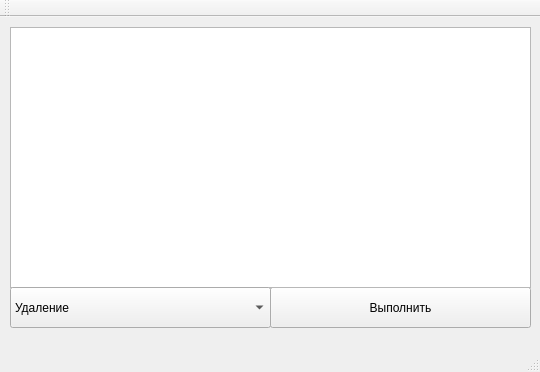
Old version of the form untitled/mainwindow.ui in the repository DaYmiHn/magaz_lubkin.
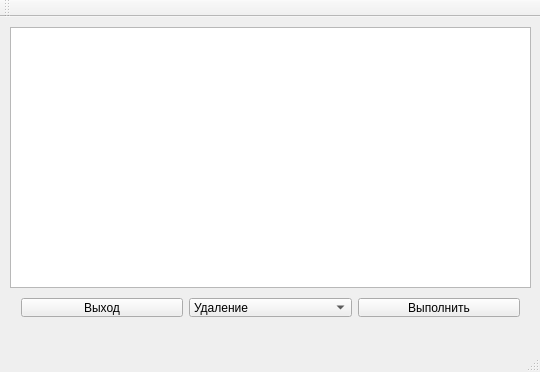
New version of the form. The open tabs and pages were chosen to show the change.

The edit to the form file:
```diff
--- a/untitled/mainwindow.ui
+++ b/untitled/mainwindow.ui
@@ -83,19 +83,6 @@
      </widget>
     </widget>
     <widget class="QWidget" name="sell">
-     <widget class="QPushButton" name="pushButton_9">
-      <property name="geometry">
-       <rect>
-        <x>270</x>
-        <y>270</y>
-        <width>261</width>
-        <height>41</height>
-       </rect>
-      </property>
-      <property name="text">
-       <string>Выполнить</string>
-      </property>
-     </widget>
      <widget class="QTableWidget" name="tableWidget_3">
       <property name="geometry">
        <rect>
@@ -106,30 +93,50 @@
        </rect>
       </property>
      </widget>
-     <widget class="QComboBox" name="comboBox_3">
+     <widget class="QWidget" name="horizontalLayoutWidget">
       <property name="geometry">
        <rect>
         <x>10</x>
         <y>270</y>
-        <width>261</width>
+        <width>521</width>
         <height>41</height>
        </rect>
       </property>
-      <item>
-       <property name="text">
-        <string>Удаление</string>
-       </property>
-      </item>
-      <item>
-       <property name="text">
-        <string>Изменение</string>
-       </property>
-      </item>
-      <item>
-       <property name="text">
-        <string>Добавить</string>
-       </property>
-      </item>
+      <layout class="QHBoxLayout" name="horizontalLayout">
+       <item>
+        <widget class="QPushButton" name="pushButton_10">
+         <property name="text">
+          <string>Выход</string>
+         </property>
+        </widget>
+       </item>
+       <item>
+        <widget class="QComboBox" name="comboBox_3">
+         <item>
+          <property name="text">
+           <string>Удаление</string>
+          </property>
+         </item>
+         <item>
+          <property name="text">
+           <string>Изменение</string>
+          </property>
+         </item>
+         <item>
+          <property name="text">
+           <string>Добавить</string>
+          </property>
+         </item>
+        </widget>
+       </item>
+       <item>
+        <widget class="QPushButton" name="pushButton_9">
+         <property name="text">
+          <string>Выполнить</string>
+         </property>
+        </widget>
+       </item>
+      </layout>
      </widget>
     </widget>
     <widget class="QWidget" name="buy">
```
Left out of the diff: 81 changed lines with no effect on the pictures.
